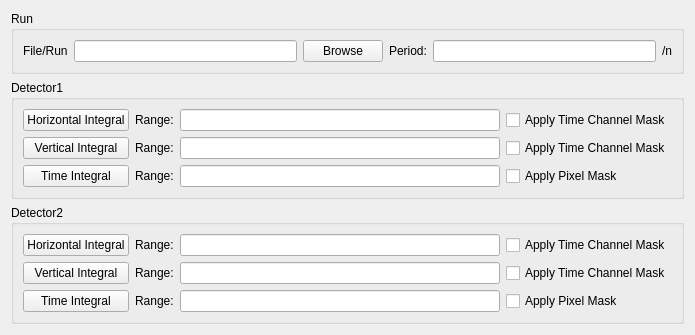
Above: scripts/Interface/ui/sans_isis/diagnostics_page.ui from mantidproject/mantid before the change. Below: the same form after it.
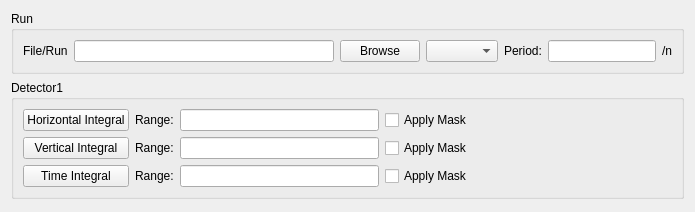
That is the form after the change.

Commit message: Re #21404 Added second detector combo box

```diff
--- a/scripts/Interface/ui/sans_isis/diagnostics_page.ui
+++ b/scripts/Interface/ui/sans_isis/diagnostics_page.ui
@@ -7,7 +7,7 @@
     <x>0</x>
     <y>0</y>
     <width>695</width>
-    <height>321</height>
+    <height>212</height>
    </rect>
   </property>
   <property name="windowTitle">
@@ -19,41 +19,58 @@
      <property name="title">
       <string>Run</string>
      </property>
-     <layout class="QHBoxLayout" name="horizontalLayout">
-      <item>
+     <layout class="QGridLayout" name="gridLayout_2">
+      <item row="0" column="0">
        <widget class="QLabel" name="label_3">
         <property name="text">
          <string>File/Run</string>
         </property>
        </widget>
       </item>
-      <item>
-       <widget class="QLineEdit" name="run_input_line_edit"/>
-      </item>
-      <item>
-       <widget class="QPushButton" name="browse_button">
-        <property name="text">
-         <string>Browse</string>
-        </property>
-       </widget>
-      </item>
-      <item>
+      <item row="0" column="4">
        <widget class="QLabel" name="label">
         <property name="text">
          <string>Period:</string>
         </property>
        </widget>
       </item>
-      <item>
-       <widget class="QLineEdit" name="period_line_edit"/>
+      <item row="0" column="5">
+       <widget class="QLineEdit" name="period_line_edit">
+        <property name="sizePolicy">
+         <sizepolicy hsizetype="Minimum" vsizetype="Fixed">
+          <horstretch>0</horstretch>
+          <verstretch>0</verstretch>
+         </sizepolicy>
+        </property>
+       </widget>
       </item>
-      <item>
+      <item row="0" column="6">
        <widget class="QLabel" name="label_2">
         <property name="text">
          <string>/n</string>
         </property>
        </widget>
       </item>
+      <item row="0" column="2">
+       <widget class="QPushButton" name="browse_button">
+        <property name="text">
+         <string>Browse</string>
+        </property>
+       </widget>
+      </item>
+      <item row="0" column="1">
+       <widget class="QLineEdit" name="run_input_line_edit">
+        <property name="sizePolicy">
+         <sizepolicy hsizetype="Expanding" vsizetype="Fixed">
+          <horstretch>0</horstretch>
+          <verstretch>0</verstretch>
+         </sizepolicy>
+        </property>
+       </widget>
+      </item>
+      <item row="0" column="3">
+       <widget class="QComboBox" name="detector_combo_box"/>
+      </item>
      </layout>
     </widget>
    </item>
@@ -66,31 +83,34 @@
       <item row="0" column="3">
        <widget class="QCheckBox" name="det1_horizontal_mask_check_box">
         <property name="text">
-         <string>Apply Time Channel Mask</string>
+         <string>Apply Mask</string>
         </property>
        </widget>
       </item>
-      <item row="1" column="0">
-       <widget class="QPushButton" name="detector_1_vertical_button">
+      <item row="2" column="1">
+       <widget class="QLabel" name="label_6">
         <property name="text">
-         <string>Vertical Integral</string>
+         <string>Range:</string>
         </property>
        </widget>
       </item>
-      <item row="0" column="1">
-       <widget class="QLabel" name="label_4">
+      <item row="2" column="3">
+       <widget class="QCheckBox" name="det1_time_mask_checkbox">
         <property name="text">
-         <string>Range:</string>
+         <string>Apply Mask</string>
         </property>
        </widget>
       </item>
-      <item row="1" column="1">
-       <widget class="QLabel" name="label_5">
+      <item row="2" column="0">
+       <widget class="QPushButton" name="detector_1_time_button">
         <property name="text">
-         <string>Range:</string>
+         <string>Time Integral</string>
         </property>
        </widget>
       </item>
+      <item row="2" column="2">
+       <widget class="QLineEdit" name="det1_time_range_line_edit"/>
+      </item>
       <item row="1" column="2">
        <widget class="QLineEdit" name="det1_vertical_range_line_edit"/>
       </item>
@@ -101,120 +121,75 @@
         </property>
        </widget>
       </item>
-      <item row="1" column="3">
-       <widget class="QCheckBox" name="det1_vertical_mask_check_box">
+      <item row="0" column="1">
+       <widget class="QLabel" name="label_4">
         <property name="text">
-         <string>Apply Time Channel Mask</string>
+         <string>Range:</string>
+        </property>
+       </widget>
+      </item>
+      <item row="1" column="0">
+       <widget class="QPushButton" name="detector_1_vertical_button">
+        <property name="text">
+         <string>Vertical Integral</string>
+        </property>
+       </widget>
+      </item>
+      <item row="1" column="1">
+       <widget class="QLabel" name="label_5">
+        <property name="text">
+         <string>Range:</string>
         </property>
        </widget>
       </item>
       <item row="0" column="2">
        <widget class="QLineEdit" name="det1_horizontal_range_line_edit"/>
       </item>
-      <item row="2" column="0">
-       <widget class="QPushButton" name="detector_1_time_button">
-        <property name="text">
-         <string>Time Integral</string>
-        </property>
-       </widget>
-      </item>
-      <item row="2" column="1">
-       <widget class="QLabel" name="label_6">
-        <property name="text">
-         <string>Range:</string>
-        </property>
-       </widget>
-      </item>
-      <item row="2" column="2">
-       <widget class="QLineEdit" name="det1_time_range_line_edit"/>
-      </item>
-      <item row="2" column="3">
-       <widget class="QCheckBox" name="det1_time_mask_checkbox">
-        <property name="text">
-         <string>Apply Pixel Mask</string>
-        </property>
-       </widget>
-      </item>
-     </layout>
-    </widget>
-   </item>
-   <item>
-    <widget class="QGroupBox" name="groupBox_3">
-     <property name="title">
-      <string>Detector2</string>
-     </property>
-     <layout class="QGridLayout" name="gridLayout_2">
-      <item row="2" column="3">
-       <widget class="QCheckBox" name="det2_time_mask_checkbox">
-        <property name="text">
-         <string>Apply Pixel Mask</string>
-        </property>
-       </widget>
-      </item>
       <item row="1" column="3">
-       <widget class="QCheckBox" name="det2_vertical_mask_check_box">
+       <widget class="QCheckBox" name="det1_vertical_mask_check_box">
         <property name="text">
-         <string>Apply Time Channel Mask</string>
+         <string>Apply Mask</string>
         </property>
        </widget>
       </item>
-      <item row="0" column="1">
-       <widget class="QLabel" name="label_10">
-        <property name="text">
-         <string>Range:</string>
+      <item row="0" column="4">
+       <spacer name="horizontalSpacer_2">
+        <property name="orientation">
+         <enum>Qt::Horizontal</enum>
         </property>
-       </widget>
-      </item>
-      <item row="2" column="1">
-       <widget class="QLabel" name="label_12">
-        <property name="text">
-         <string>Range:</string>
+        <property name="sizeHint" stdset="0">
+         <size>
+          <width>40</width>
+          <height>20</height>
+         </size>
         </property>
-       </widget>
+       </spacer>
       </item>
-      <item row="2" column="0">
-       <widget class="QPushButton" name="detector_2_time_button">
-        <property name="text">
-         <string>Time Integral</string>
+      <item row="1" column="4">
+       <spacer name="horizontalSpacer_3">
+        <property name="orientation">
+         <enum>Qt::Horizontal</enum>
         </property>
-       </widget>
-      </item>
-      <item row="1" column="1">
-       <widget class="QLabel" name="label_11">
-        <property name="text">
-         <string>Range:</string>
+        <property name="sizeHint" stdset="0">
+         <size>
+          <width>40</width>
+          <height>20</height>
+         </size>
         </property>
-       </widget>
+       </spacer>
       </item>
-      <item row="0" column="3">
-       <widget class="QCheckBox" name="det2_horizontal_mask_check_box">
-        <property name="text">
-         <string>Apply Time Channel Mask</string>
+      <item row="2" column="4">
+       <spacer name="horizontalSpacer_4">
+        <property name="orientation">
+         <enum>Qt::Horizontal</enum>
         </property>
-       </widget>
-      </item>
-      <item row="1" column="2">
-       <widget class="QLineEdit" name="det2_vertical_range_line_edit"/>
-      </item>
-      <item row="0" column="2">
-       <widget class="QLineEdit" name="det2_horizontal_range_line_edit"/>
-      </item>
-      <item row="2" column="2">
-       <widget class="QLineEdit" name="det2_time_range_line_edit"/>
-      </item>
-      <item row="1" column="0">
-       <widget class="QPushButton" name="detector_2_vertical_button">
-        <property name="text">
-         <string>Vertical Integral</string>
+        <property name="sizeHint" stdset="0">
+         <size>
+          <width>40</width>
+          <height>20</height>
+         </size>
         </property>
-       </widget>
-      </item>
-      <item row="0" column="0">
-       <widget class="QPushButton" name="detector_2_horizontal_button">
-        <property name="text">
-         <string>Horizontal Integral</string>
-        </property>
-       </widget>
+       </spacer>
       </item>
      </layout>
     </widget>
```
The commit also changes 5 other files.
